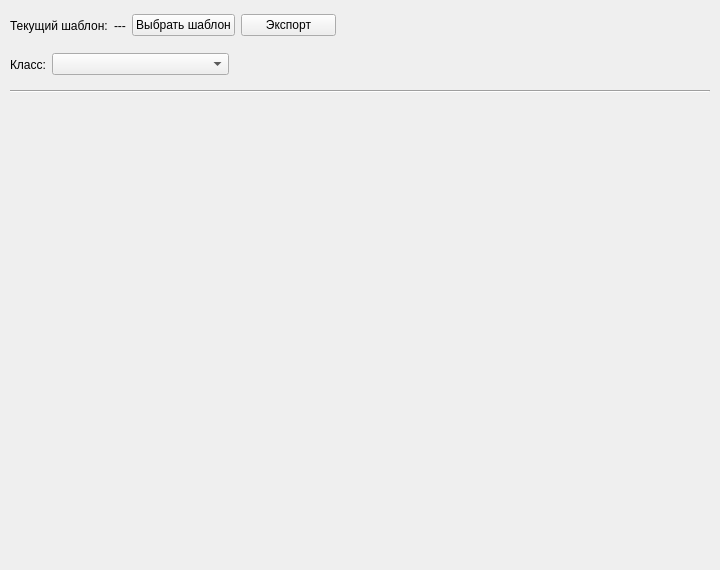
Qt form scheduler/view/skeletons/schedule_window.ui (Krakozaybr/scheduleMaker) before a commit.
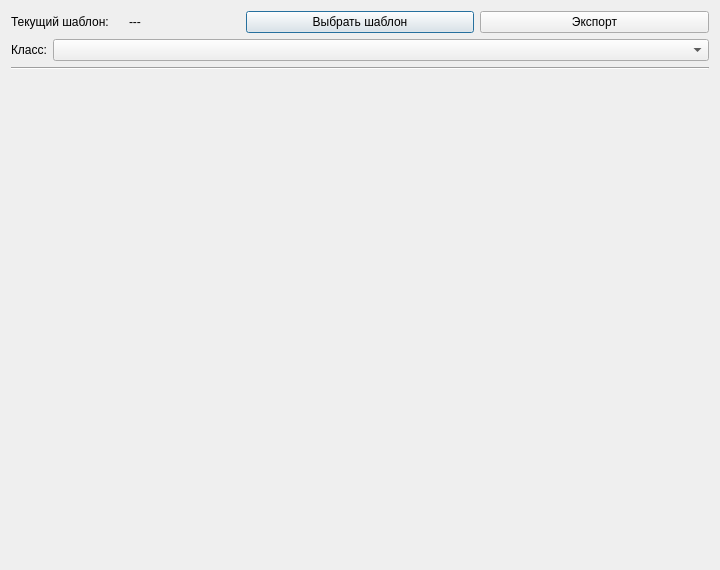
The same form after that commit.

Patch:
```diff
--- a/scheduler/view/skeletons/schedule_window.ui
+++ b/scheduler/view/skeletons/schedule_window.ui
@@ -1,7 +1,7 @@
 <?xml version="1.0" encoding="UTF-8"?>
 <ui version="4.0">
- <class>Form</class>
- <widget class="QWidget" name="Form">
+ <class>Dialog</class>
+ <widget class="QDialog" name="Dialog">
   <property name="geometry">
    <rect>
     <x>0</x>
@@ -10,47 +10,11 @@
     <height>570</height>
    </rect>
   </property>
-  <property name="sizePolicy">
-   <sizepolicy hsizetype="Fixed" vsizetype="Fixed">
-    <horstretch>0</horstretch>
-    <verstretch>0</verstretch>
-   </sizepolicy>
-  </property>
   <property name="windowTitle">
    <string>Составить расписание</string>
   </property>
-  <widget class="Line" name="line">
-   <property name="geometry">
-    <rect>
-     <x>10</x>
-     <y>90</y>
-     <width>700</width>
-     <height>3</height>
-    </rect>
-   </property>
-   <property name="orientation">
-    <enum>Qt::Horizontal</enum>
-   </property>
-  </widget>
-  <widget class="QWidget" name="scheduleSpace" native="true">
-   <property name="geometry">
-    <rect>
-     <x>10</x>
-     <y>100</y>
-     <width>700</width>
-     <height>460</height>
-    </rect>
-   </property>
-  </widget>
-  <widget class="QWidget" name="horizontalLayoutWidget_3">
-   <property name="geometry">
-    <rect>
-     <x>10</x>
-     <y>10</y>
-     <width>326</width>
-     <height>31</height>
-    </rect>
-   </property>
+  <layout class="QVBoxLayout" name="verticalLayout">
+   <item>
    <layout class="QHBoxLayout" name="horizontalLayout_5">
     <item>
      <layout class="QHBoxLayout" name="horizontalLayout_6">
@@ -85,16 +49,8 @@
      </widget>
     </item>
    </layout>
-  </widget>
-  <widget class="QWidget" name="layoutWidget">
-   <property name="geometry">
-    <rect>
-     <x>10</x>
-     <y>50</y>
-     <width>219</width>
-     <height>29</height>
-    </rect>
-   </property>
+   </item>
+   <item>
    <layout class="QHBoxLayout" name="horizontalLayout">
     <item>
      <widget class="QLabel" name="label">
@@ -114,7 +70,25 @@
      </widget>
     </item>
    </layout>
-  </widget>
+   </item>
+   <item>
+    <widget class="Line" name="line">
+     <property name="orientation">
+      <enum>Qt::Horizontal</enum>
+     </property>
+    </widget>
+   </item>
+   <item>
+    <widget class="QWidget" name="scheduleSpace" native="true">
+     <property name="sizePolicy">
+      <sizepolicy hsizetype="Preferred" vsizetype="Expanding">
+       <horstretch>0</horstretch>
+       <verstretch>0</verstretch>
+      </sizepolicy>
+     </property>
+    </widget>
+   </item>
+  </layout>
  </widget>
  <resources/>
  <connections/>
```
Lines whose indentation alone changed are shown as unchanged.
